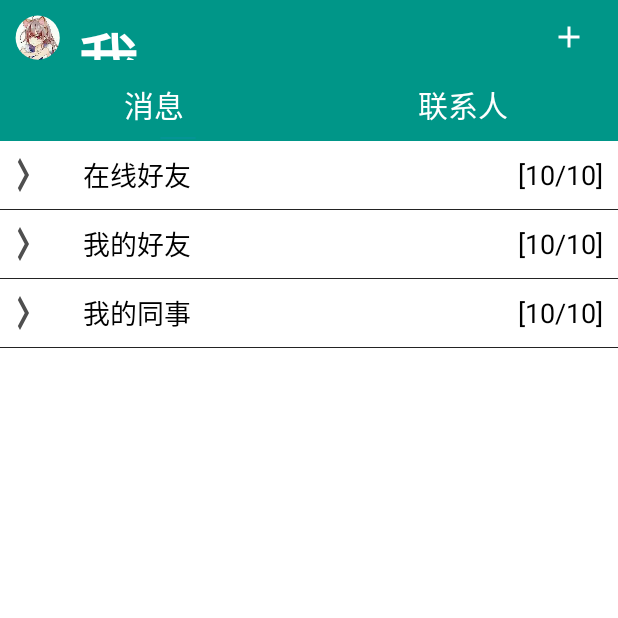
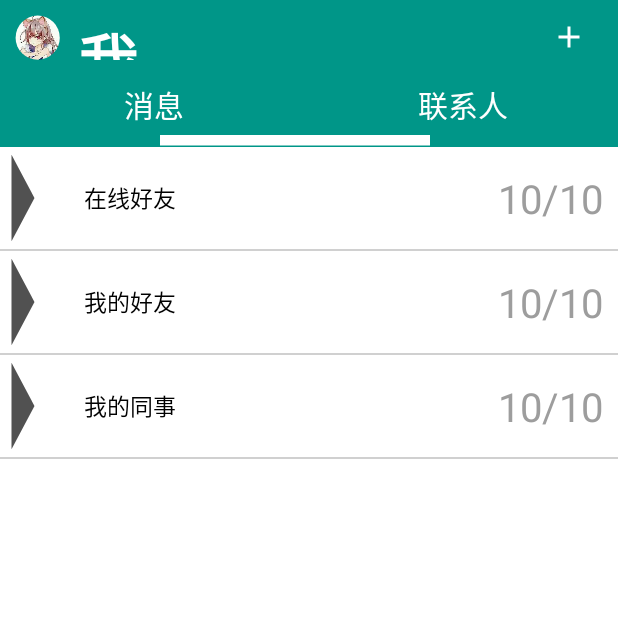
Before and after one commit to jingse/DG, an Android app: the screen it shows after launch (MainActivity), after a tap on "联系人", on a phone screen of 412 x 824 dp, the top half of it. Run offline under Robolectric (Android 15) with nearby library versions, the phone set to English and light mode, and no system bars; our stand-ins replace CircleImageView; libraries missing offline, so code that uses them is left out: in.srain.cube; 6 statements that could not run were skipped.

```diff
--- a/app/src/main/res/drawable/ic_downline.xml
+++ b/app/src/main/res/drawable/ic_downline.xml
@@ -1,4 +1,5 @@
-<vector android:height="4dp" android:viewportHeight="1024.0"
-    android:viewportWidth="1024.0" android:width="24dp" xmlns:android="http://schemas.android.com/apk/res/android">
-    <path android:fillColor="#178fbb" android:pathData="M10.1,451.9h1003.7v120.2H10.1V451.9z"/>
+<vector android:height="8dp" android:viewportHeight="1024.0"
+    android:viewportWidth="192000.0" android:width="180dp" xmlns:android="http://schemas.android.com/apk/res/android">
+    <path android:fillColor="@color/white" android:pathData="M0,-256l192000,0 0,1024 -192000,0 0,-1024Z"/>
+    <path android:fillColor="@color/white" android:pathData="M192000,896 L192000,640 0,640 0,896Z"/>
 </vector>
--- a/app/src/main/res/drawable/ic_icon_fold.xml
+++ b/app/src/main/res/drawable/ic_icon_fold.xml
@@ -1,9 +1,4 @@
-<vector xmlns:android="http://schemas.android.com/apk/res/android"
-        android:width="24dp"
-        android:height="24dp"
-        android:viewportWidth="24.0"
-        android:viewportHeight="24.0">
-    <path
-        android:fillColor="#4F4F4F"
-        android:pathData="M10,6L8.59,7.41 13.17,12l-4.58,4.59L10,18l6,-6z"/>
+<vector android:height="24dp" android:viewportHeight="1024.0"
+    android:viewportWidth="1024.0" android:width="24dp" xmlns:android="http://schemas.android.com/apk/res/android">
+    <path android:fillColor="#515151" android:pathData="M838.3,512L185.7,76.9v870.2z"/>
 </vector>
--- a/app/src/main/res/drawable/ic_icon_unfold.xml
+++ b/app/src/main/res/drawable/ic_icon_unfold.xml
@@ -1,9 +1,4 @@
-<vector xmlns:android="http://schemas.android.com/apk/res/android"
-        android:width="24dp"
-        android:height="24dp"
-        android:viewportWidth="24.0"
-        android:viewportHeight="24.0">
-    <path
-        android:fillColor="#4F4F4F"
-        android:pathData="M16.59,8.59L12,13.17 7.41,8.59 6,10l6,6 6,-6z"/>
+<vector android:height="24dp" android:viewportHeight="1024.0"
+    android:viewportWidth="1024.0" android:width="24dp" xmlns:android="http://schemas.android.com/apk/res/android">
+    <path android:fillColor="#515151" android:pathData="M512,820.1L27.2,203.9l969.6,1.6z"/>
 </vector>
--- a/app/src/main/res/layout/buddy_listview_group_item.xml
+++ b/app/src/main/res/layout/buddy_listview_group_item.xml
@@ -1,15 +1,17 @@
 <?xml version="1.0" encoding="utf-8"?>
-<RelativeLayout xmlns:android="http://schemas.android.com/apk/res/android"
-    android:id="@+id/RelativeLayout1"
+<RelativeLayout android:id="@+id/RelativeLayout1"
     android:layout_width="match_parent"
-    android:layout_height="wrap_content">
+    android:layout_height="60dp"
+    android:background="@drawable/bg_item"
+    xmlns:android="http://schemas.android.com/apk/res/android">
     <ImageView
         android:id="@+id/buddy_listview_image"
-        android:layout_width="45dip"
-        android:layout_height="45dip"
+        android:layout_width="30dp"
+        android:layout_height="30dp"
         android:layout_alignParentLeft="true"
         android:layout_centerVertical="true"
-        android:layout_marginLeft="10dp"/>
+        android:layout_marginLeft="10dp"
+        />
     <TextView
         android:id="@+id/buddy_listview_group_name"
         android:layout_width="wrap_content"
@@ -17,7 +19,11 @@
         android:layout_centerVertical="true"
         android:layout_toRightOf="@+id/buddy_listview_image"
         android:text="分组名称"
-        android:textSize="18sp"/>
+        android:textSize="15sp"
+        android:layout_marginTop="16dp"
+        android:layout_marginBottom="16dp"
+        android:layout_marginLeft="16sp"
+        android:textColor="@color/black"/>
     <TextView
         android:id="@+id/buddy_listview_group_num"
         android:layout_width="wrap_content"
@@ -25,6 +31,9 @@
         android:layout_alignParentRight="true"
         android:layout_centerVertical="true"
         android:layout_marginRight="10dp"
-        android:text="[10/10]"
-        android:textSize="18sp"/>
+        android:text="10/10"
+        android:layout_marginTop="16dp"
+        android:layout_marginBottom="16dp"
+        android:textSize="40px"
+        android:textColor="@color/grey"/>
 </RelativeLayout>
--- a/app/src/main/res/layout/fragment_contacts.xml
+++ b/app/src/main/res/layout/fragment_contacts.xml
@@ -4,10 +4,11 @@
     android:layout_height="fill_parent"
     android:orientation="vertical">
 
-        <ExpandableListView
+    <ExpandableListView
         android:id="@+id/expandablelistview"
         android:layout_width="match_parent"
         android:layout_height="match_parent"
-        android:groupIndicator="@drawable/expandablelistview_change"
-        />
+        android:divider="@color/light_grey"
+        android:dividerHeight="2px"
+        android:groupIndicator="@drawable/expandablelistview_change" />
 </LinearLayout>
--- a/app/src/main/res/layout/more_menu.xml
+++ b/app/src/main/res/layout/more_menu.xml
@@ -2,7 +2,7 @@
 <LinearLayout xmlns:android="http://schemas.android.com/apk/res/android"
               android:layout_width="wrap_content"
               android:layout_height="wrap_content"
-              android:background="@drawable/white_bg"
+              android:background="#ffffff"
               android:orientation="vertical">
     <ListView
         android:id="@+id/menulist"
--- a/app/src/main/res/values/colors.xml
+++ b/app/src/main/res/values/colors.xml
@@ -11,5 +11,8 @@
     <color name="black">#000000</color>
     <color name="grey">#9d9d9d</color>
 
+    <color name="dark_grey">#8A8A8A</color>
+    <color name="light_grey">#D0D0D0</color>
+
     <color name="item_pressed_color">#f0f0f0</color>
 </resources>
```
Also changed, not shown: app/src/main/java/com/example/guihuan/chatwifitest/LoginActivity.java (added, +104 -0 lines), app/src/main/res/drawable/ic_key.xml (added, +9 -0 lines), app/src/main/res/drawable/ic_person.xml (added, +9 -0 lines), app/src/main/res/drawable/shape.xml (added, +40 -0 lines), app/src/main/res/layout/activity_login.xml (added, +136 -0 lines), app/src/main/res/layout/buddy_listview_child_item.xml (+16 -14 lines).
